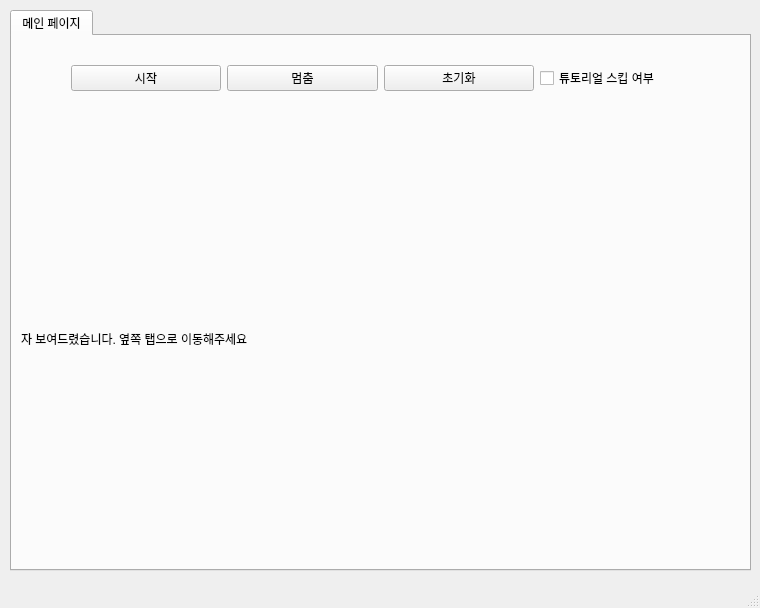
Old version of the form untitled.ui in the repository Halozhan/UmamusumeKR-Resemara.
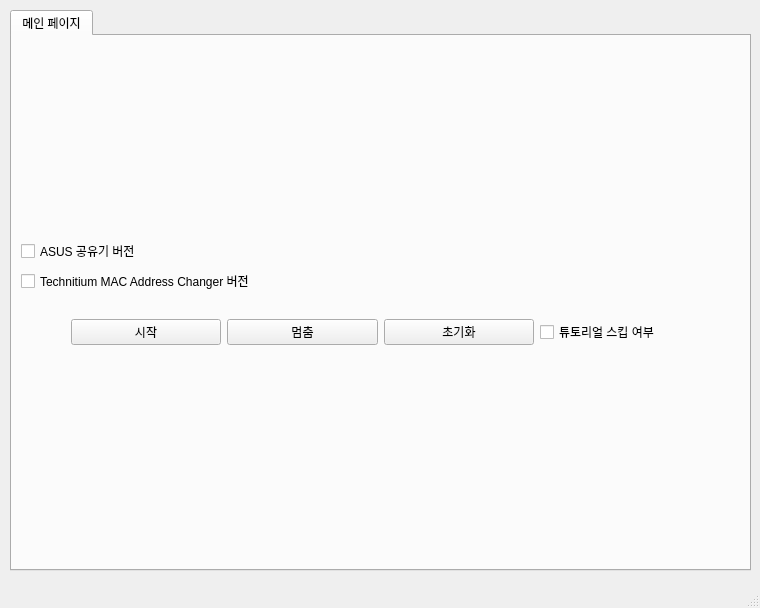
New version of the form.

Commit message: MAC 주소 양방향 초기화 체크 박스 구현

What changed in the file:
```diff
--- a/untitled.ui
+++ b/untitled.ui
@@ -35,6 +35,22 @@
      </attribute>
      <layout class="QVBoxLayout" name="verticalLayout1">
       <item>
+       <layout class="QVBoxLayout" name="verticalLayout">
+        <item>
+         <widget class="QCheckBox" name="ASUSCheckBox">
+          <property name="text">
+           <string>ASUS 공유기 버전</string>
+          </property>
+         </widget>
+        </item>
+        <item>
+         <widget class="QCheckBox" name="PAGCheckBox">
+          <property name="text">
+           <string>Technitium MAC Address Changer 버전</string>
+          </property>
+         </widget>
+        </item>
+        <item>
        <layout class="QHBoxLayout" name="hbox">
         <property name="leftMargin">
          <number>50</number>
@@ -78,12 +94,7 @@
         </item>
        </layout>
       </item>
-      <item>
-       <widget class="QLabel" name="label">
-        <property name="text">
-         <string>자 보여드렸습니다. 옆쪽 탭으로 이동해주세요</string>
-        </property>
-       </widget>
+       </layout>
       </item>
      </layout>
     </widget>
```
Left out of the diff: 2 changed lines with no effect on the pictures. Lines whose indentation alone changed are shown as unchanged. The commit also changes 1 other file.
